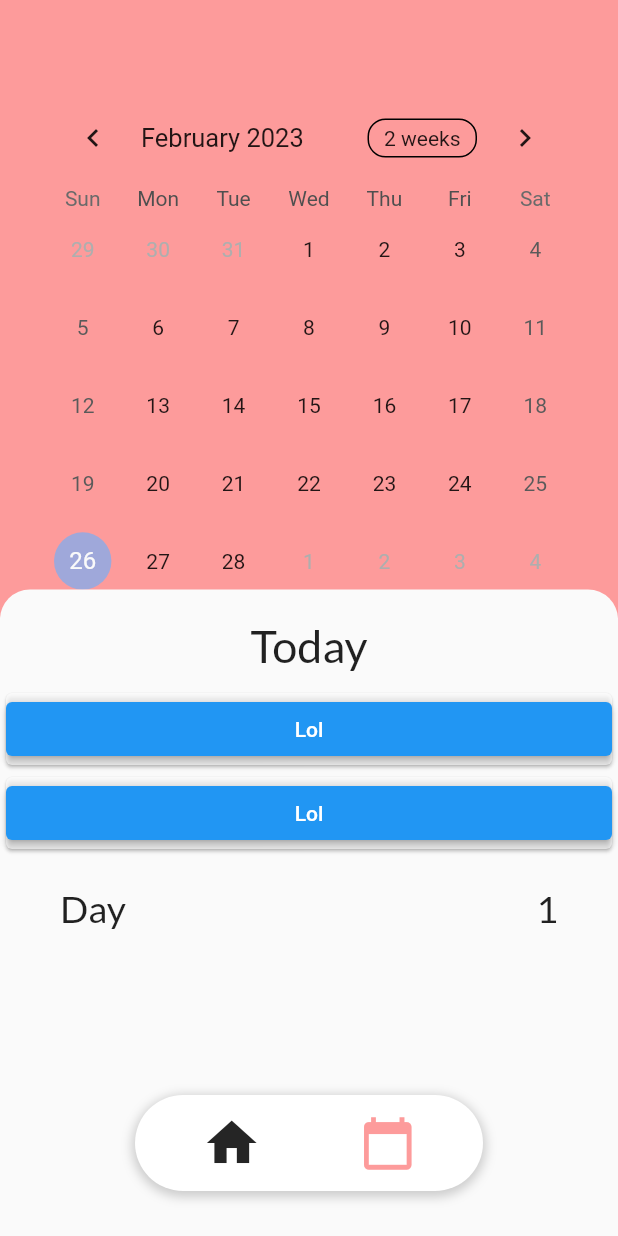
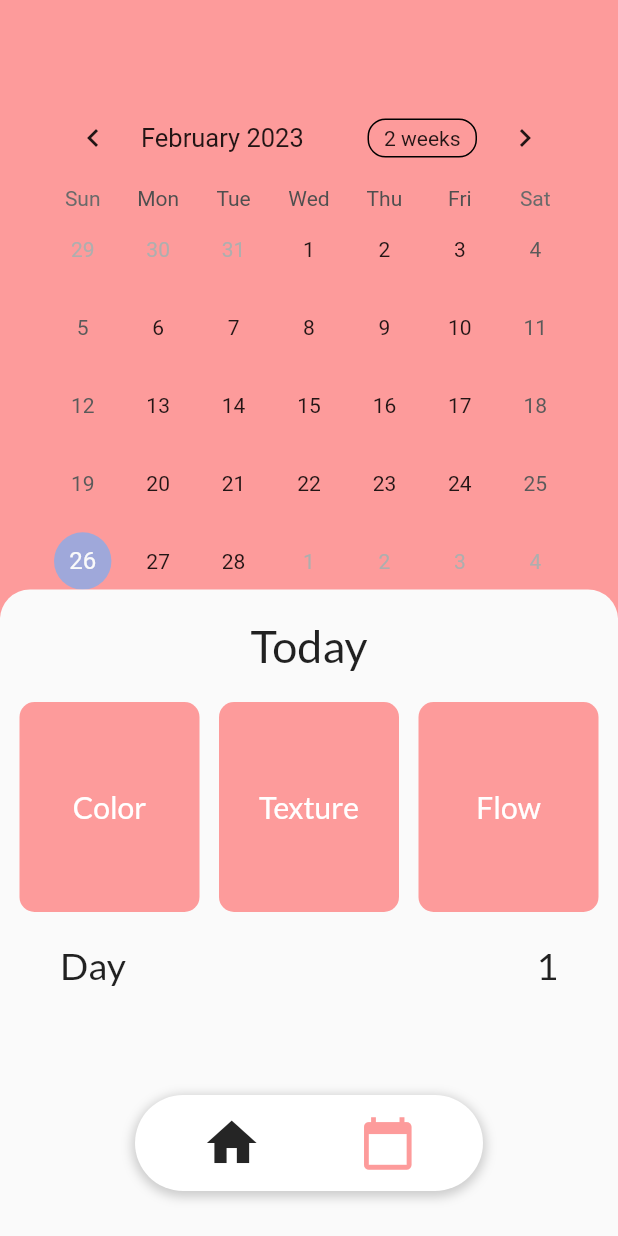
Before and after one commit to nutdaran/period, a Flutter app: the CalendarScreen screen opened directly, on a phone screen of 412 x 824 dp. Run offline on Flutter 3.47's test engine with Material 2 defaults, Android fonts, the phone set to English and light mode, and no system bars; drawn by our look-alikes of draggable_home, table_calendar; missing offline and left inert: circular; project files that could hold a hidden picture were left out.

Commit message:
edit some navigator

```diff
--- a/lib/calendar_screen.dart
+++ b/lib/calendar_screen.dart
@@ -1,8 +1,11 @@
 import 'package:draggable_home/draggable_home.dart';
 import 'package:flutter/material.dart';
+import 'package:period/color_memo_screen.dart';
+import 'package:period/texture_memo_screen.dart';
 import 'package:table_calendar/table_calendar.dart';
 import 'Element/floating_bottom_nav_bar.dart';
 import 'constants.dart';
+import 'flow_memo_screen.dart';
 
 class CalendarScreen extends StatefulWidget {
   const CalendarScreen({Key? key}) : super(key: key);
@@ -12,6 +15,10 @@ class CalendarScreen extends StatefulWidget {
 }
 
 class _CalendarScreenState extends State<CalendarScreen> {
+  Color color = primaryColor;
+  String texture = "Texture";
+  String flow = "Flow";
+
   @override
   Widget build(BuildContext context) {
     return Scaffold(
@@ -25,14 +32,88 @@ class _CalendarScreenState extends State<CalendarScreen> {
         appBarColor: primaryColor,
         headerWidget: calendarWidget(context),
         headerExpandedHeight: 0.5,
-        // fullyStretchable: true,
         body: [
-          Text(
+          Container(
+              margin: EdgeInsets.only(bottom: 20),
+              child: Text(
                 "Today",
                 style: TextStyle(fontFamily: 'Lato', fontSize: 30),
+              )),
+          // listView(),
+          Row(
+            mainAxisAlignment: MainAxisAlignment.spaceEvenly,
+            children: [
+              SizedBox(
+                  width: 120,
+                  height: 140,
+                  child: ElevatedButton(
+                      onPressed: () {
+                        _addColor(context);
+                      },
+                      style: ElevatedButton.styleFrom(
+                          backgroundColor: color,
+                          elevation: 0,
+                          shape: RoundedRectangleBorder(
+                              borderRadius: BorderRadius.circular(10))),
+                      child: Container(
+                        margin: EdgeInsets.all(8),
+                        alignment: Alignment.center,
+                          child: Text("Color",
+                        style:TextStyle(
+                          color: mainBgColor,
+                          fontSize: 20,
+                          fontFamily: 'Lato'),)
+                      )
+                  )
               ),
-          // listView(),
-          listView(),
+              SizedBox(
+                  width: 120,
+                  height: 140,
+                  child: ElevatedButton(
+                      onPressed: () {
+                        _addTexture(context);
+                      },
+                      style: ElevatedButton.styleFrom(
+                          backgroundColor: color,
+                          elevation: 0,
+                          shape: RoundedRectangleBorder(
+                              borderRadius: BorderRadius.circular(10))),
+                      child: Container(
+                          margin: EdgeInsets.all(8),
+                          alignment: Alignment.center,
+                          child: Text("$texture",
+                            style:TextStyle(
+                                color: mainBgColor,
+                                fontSize: 20,
+                                fontFamily: 'Lato'),)
+                      )
+                  )
+              ),
+              SizedBox(
+                  width: 120,
+                  height: 140,
+                  child: ElevatedButton(
+                      onPressed: () {
+                        _addFlow(context);
+                      },
+                      style: ElevatedButton.styleFrom(
+                          backgroundColor: color,
+                          elevation: 0,
+                          shape: RoundedRectangleBorder(
+                              borderRadius: BorderRadius.circular(10))),
+                      child: Container(
+                          margin: EdgeInsets.all(8),
+                          alignment: Alignment.center,
+                          child: Text("$flow",
+                            style:TextStyle(
+                                color: mainBgColor,
+                                fontSize: 20,
+                                fontFamily: 'Lato'),)
+                      )
+                  )
+              ),
+            ],
+          ),
           Row(mainAxisAlignment: MainAxisAlignment.spaceBetween, children: [
             Container(
               margin: const EdgeInsets.only(top: 20, left: 40, right: 40),
@@ -57,7 +138,7 @@ class _CalendarScreenState extends State<CalendarScreen> {
   Widget calendarWidget(BuildContext context) {
     return Container(
         color: primaryColor,
-      padding: EdgeInsets.only(top:60, left:30, right: 30),
+        padding: EdgeInsets.only(top: 60, left: 30, right: 30),
         child: TableCalendar(
           focusedDay: DateTime.now(),
           firstDay: DateTime.utc(2022, 01, 01),
@@ -65,21 +146,36 @@ class _CalendarScreenState extends State<CalendarScreen> {
         ));
   }
 
-  ListView listView() {
-    return ListView.builder(
-      padding: const EdgeInsets.only(top: 10),
-      physics: const NeverScrollableScrollPhysics(),
-      itemCount: 2,
-      shrinkWrap: true,
-      itemBuilder: (context, index) => Card(
-        color: Colors.white70,
-        child: ElevatedButton(
-          onPressed: () {
-            Navigator.pushNamed(context, '/memo');
-          },
-          child: Text("Lol"),
-        ),
-      ),
+  _addColor(BuildContext context) async {
+    final Color res = await Navigator.push(
+      context,
+      MaterialPageRoute(builder: (_) => ColorMemoScreen()),
     );
+    setState(() {
+      color = res;
+      print('color is updated');
+    });
+  }
+
+  _addTexture(BuildContext context) async {
+    final String res = await Navigator.push(
+      context,
+      MaterialPageRoute(builder: (_) => TextureMemoScreen()),
+    );
+    setState(() {
+      texture = res;
+      print('texture is updated');
+    });
+  }
+
+  _addFlow(BuildContext context) async {
+    final String res = await Navigator.push(
+      context,
+      MaterialPageRoute(builder: (_) => FlowMemoScreen()),
+    );
+    setState(() {
+      flow = res;
+      print('flow is updated to $flow');
+    });
   }
 }
--- /dev/null
+++ b/lib/color_memo_screen.dart
@@ -0,0 +1,102 @@
+import 'package:flutter/material.dart';
+import 'package:period/Element/buttonFactory.dart';
+import 'package:period/constants.dart';
+
+class ColorMemoScreen extends StatefulWidget {
+  const ColorMemoScreen({Key? key}) : super(key: key);
+
+  @override
+  State<ColorMemoScreen> createState() => _ColorMemoScreenState();
+}
+
+class _ColorMemoScreenState extends State<ColorMemoScreen> {
+  @override
+  Widget build(BuildContext context) {
+    return Scaffold(
+      appBar: AppBar(
+        leading: IconButton(
+          padding: const EdgeInsets.all(20),
+          icon: const Icon(
+            Icons.arrow_back_ios,
+            size: 40,
+          ),
+          color: Colors.black,
+          onPressed: () {
+            Navigator.pop(context);
+          },
+        ),
+        elevation: 0,
+        backgroundColor: mainBgColor,
+      ),
+      backgroundColor: mainBgColor,
+      body:
+      Column(children: [
+        Container(
+          margin: const EdgeInsets.only(left: 40, right: 40),
+          child: Row(
+            children: const [
+              Text(
+                "Add memo",
+                style: TextStyle(
+                    fontSize: 50, color: blackColor, fontFamily: 'Tempestua'),
+              ),
+            ],
+          ),
+        ),
+        Container(
+          alignment: Alignment.centerLeft,
+          margin: const EdgeInsets.only(left: 40, right: 40),
+          child: const Text(
+            "Period blood color",
+            style: TextStyle(
+                color: Colors.black54, fontSize: 25, fontFamily: 'Lato'),
+          ),
+        ),
+        Container(
+            child: Column(children: [
+              buttonFactory(
+                  theColor: Color(0xffff9981),
+                  data: "Pink",
+                  theOnPressedFunc: () {
+                    Navigator.pop(context, Color(0xffff9981));
+                  }),
+              buttonFactory(
+                  theColor: Color(0xfffe9154),
+                  data: "Orange",
+                  theOnPressedFunc: () {
+                    Navigator.pop(context, Color(0xfffe9154));
+                  }),
+              buttonFactory(
+                  theColor: Color(0xfffe4c1d),
+                  data: "Bright Red",
+                  theOnPressedFunc: () {
+                    Navigator.pop(context, Color(0xfffe4c1d));
+                  }),
+              buttonFactory(
+                  theColor: Color(0xffd06295),
+                  data: "Purple",
+                  theOnPressedFunc: () {
+                    Navigator.pop(context, Color(0xffd06295));
+                  }),
+              buttonFactory(
+                  theColor: Color(0xffa22800),
+                  data: "Brown",
+                  theOnPressedFunc: () {
+                    Navigator.pop(context, Color(0xffa22800));
+                  }),
+              buttonFactory(
+                  theColor: Color(0xff870101),
+                  data: "Dark Red",
+                  theOnPressedFunc: () {
+                    Navigator.pop(context, Color(0xff870101));
+                  }),
+              buttonFactory(
+                  theColor: Color(0xff727272),
+                  data: "Grey",
+                  theOnPressedFunc: () {
+                    Navigator.pop(context, Color(0xff727272));
+                  }),
+            ])),
+      ]));
+  }
+}
--- a/lib/main.dart
+++ b/lib/main.dart
@@ -1,9 +1,5 @@
 import 'package:flutter/material.dart';
 import 'home_screen.dart';
-import 'calendar_screen.dart';
-import 'edit_period_screen.dart';
-import 'edit_cycle_screen.dart';
-import 'memo_screen.dart';
 
 void main() {
   runApp(const MyApp());
--- /dev/null
+++ b/lib/texture_memo_screen.dart
@@ -0,0 +1,94 @@
+import 'package:flutter/material.dart';
+import 'package:period/Element/buttonFactory.dart';
+import 'package:period/constants.dart';
+
+class TextureMemoScreen extends StatefulWidget {
+  const TextureMemoScreen({Key? key}) : super(key: key);
+
+  @override
+  State<TextureMemoScreen> createState() => _TextureMemoScreenState();
+}
+
+class _TextureMemoScreenState extends State<TextureMemoScreen> {
+  late String texture;
+
+  @override
+  Widget build(BuildContext context) {
+    return Scaffold(
+        appBar: AppBar(
+          leading: IconButton(
+            padding: const EdgeInsets.all(20),
+            icon: const Icon(
+              Icons.arrow_back_ios,
+              size: 40,
+            ),
+            color: Colors.black,
+            onPressed: () {
+              Navigator.pop(context);
+            },
+          ),
+          elevation: 0,
+          backgroundColor: mainBgColor,
+        ),
+        backgroundColor: mainBgColor,
+        body:
+        Column(
+            children: [
+              Container(
+                margin: const EdgeInsets.only(left: 40, right: 40),
+                child: Row(
+                  children: const [
+                    Text(
+                      "Add memo",
+                      style: TextStyle(
+                          fontSize: 50,
+                          color: blackColor,
+                          fontFamily: 'Tempestua'),
+                    ),
+                  ],
+                ),
+              ),
+              Container(
+                alignment: Alignment.centerLeft,
+                margin: const EdgeInsets.only(left: 40, right: 40),
+                child: const Text(
+                  "Blood texture",
+                  style: TextStyle(
+                      color: Colors.black54, fontSize: 25, fontFamily: 'Lato'),
+                ),
+              ),
+              Container(
+                  child: Column(children: [
+                    buttonFactory(
+                        theColor: primaryColor,
+                        data: "Clots",
+                        theOnPressedFunc: () {
+                          texture = "Clots";
+                          Navigator.pop(context, texture);
+                        }),
+                    buttonFactory(
+                        theColor: primaryColor,
+                        data: "Jelly-like",
+                        theOnPressedFunc: () {
+                          texture = "Jelly-like";
+                          print("$texture");
+                          Navigator.pop(context, texture);
+                        }),
+                    buttonFactory(
+                        theColor: primaryColor,
+                        data: "No clots",
+                        theOnPressedFunc: () {
+                          texture = "No clots";
+                          Navigator.pop(context,texture);
+                        }),
+                    buttonFactory(
+                        theColor: primaryColor,
+                        data: "Watery",
+                        theOnPressedFunc: () {
+                          texture = "Watery";
+                          Navigator.pop(context,texture);
+                        }),
+                  ])),
+            ]));
+  }
+}
--- a/pubspec.yaml
+++ b/pubspec.yaml
@@ -37,9 +37,9 @@ dependencies:
   # Use with the CupertinoIcons class for iOS style icons.
   cupertino_icons: ^1.0.2
   circular: ^0.0.5
-  number_slide_animation: ^0.2.1
   draggable_home: ^1.0.2
   table_calendar: ^3.0.9
+  flutter_countdown_timer: ^4.1.0
 
 dev_dependencies:
   flutter_test:
```
Also changed, not shown: lib/flow_memo_screen.dart (added, +91 -0 lines), lib/home_screen.dart (+24 -21 lines), lib/memo_screen.dart (deleted, +0 -221 lines), assets/fonts/Vidaloka-Regular.ttf (deleted), pubspec.lock, 1 other file. Lines whose indentation alone changed are shown as unchanged.
